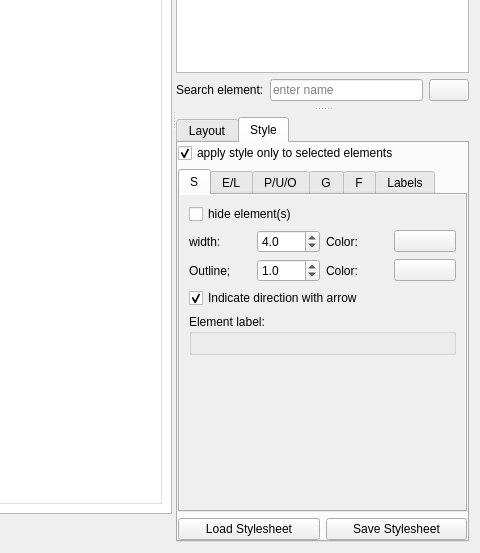
Above: ui/graphwidget.ui from ggonnella/gfaviz before the change; both pictures show x 816 to 1296 and y 316 to 869 of the 1296 by 869 pixel window. Below: the same form after it.
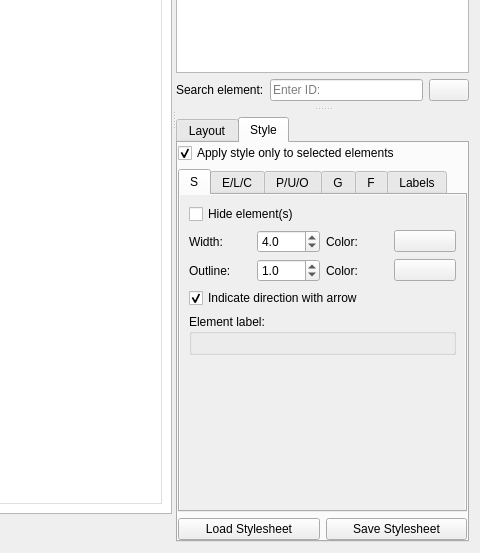
That is the form after the change. Icons and pictures are not drawn. Custom widgets are drawn as their Qt base class.

Commit message: minor correction in ui labels

What changed in the file:
```diff
--- a/ui/graphwidget.ui
+++ b/ui/graphwidget.ui
@@ -339,7 +339,7 @@
            <item row="1" column="1">
             <widget class="QLineEdit" name="SearchName">
              <property name="placeholderText">
-              <string>enter name</string>
+              <string>Enter ID:</string>
              </property>
             </widget>
            </item>
@@ -673,7 +673,7 @@
             <item>
              <widget class="QCheckBox" name="styleApplyToSelectedCheckbox">
               <property name="text">
-               <string>apply style only to selected elements</string>
+               <string>Apply style only to selected elements</string>
               </property>
               <property name="checked">
                <bool>true</bool>
@@ -787,7 +787,7 @@
                     <item row="0" column="0" colspan="2">
                      <widget class="QCheckBox" name="styleSegShow">
                       <property name="text">
-                       <string>hide element(s)</string>
+                       <string>Hide element(s)</string>
                       </property>
                       <property name="checked">
                        <bool>false</bool>
@@ -807,7 +807,7 @@
                     <item row="1" column="0">
                      <widget class="QLabel" name="label_3">
                       <property name="text">
-                       <string>width:</string>
+                       <string>Width:</string>
                       </property>
                      </widget>
                     </item>
@@ -860,7 +860,7 @@
                     <item row="2" column="0">
                      <widget class="QLabel" name="label_4">
                       <property name="text">
-                       <string>Outline;</string>
+                       <string>Outline:</string>
                       </property>
                       <property name="textFormat">
                        <enum>Qt::AutoText</enum>
@@ -898,7 +898,7 @@
               </widget>
               <widget class="QWidget" name="StyleTabEdges">
                <attribute name="title">
-                <string>E/L</string>
+                 <string>E/L/C</string>
                </attribute>
                <attribute name="toolTip">
                 <string>Edges/Links</string>
```
Left out of the diff: 18 changed lines with no effect on the pictures.
